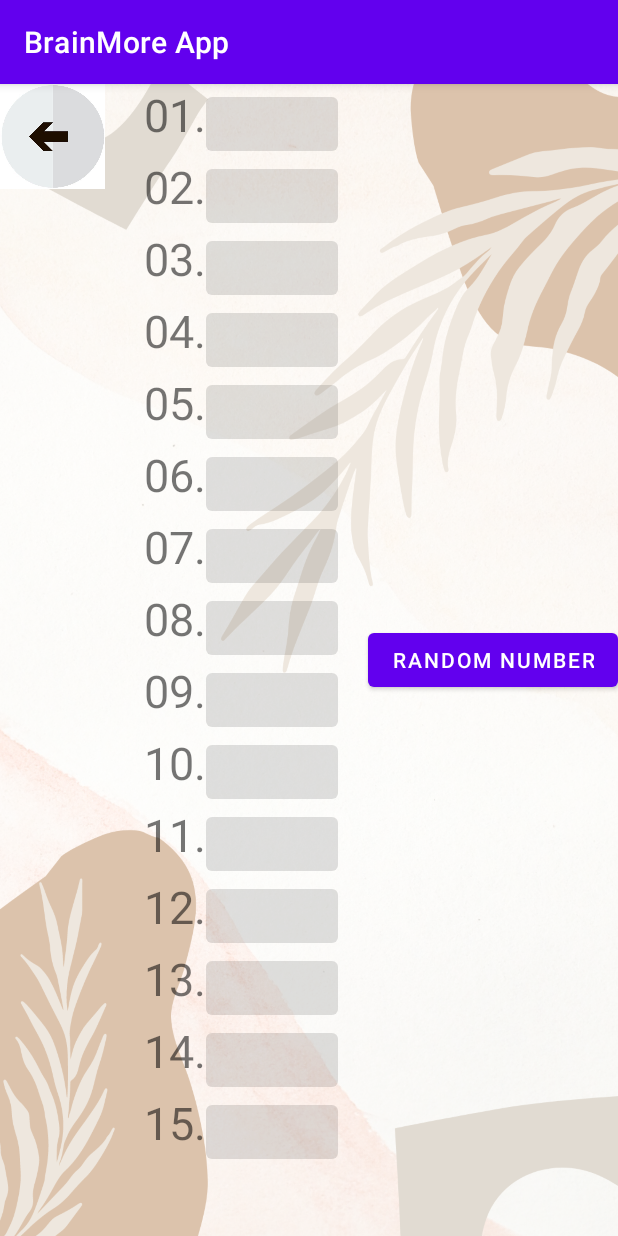
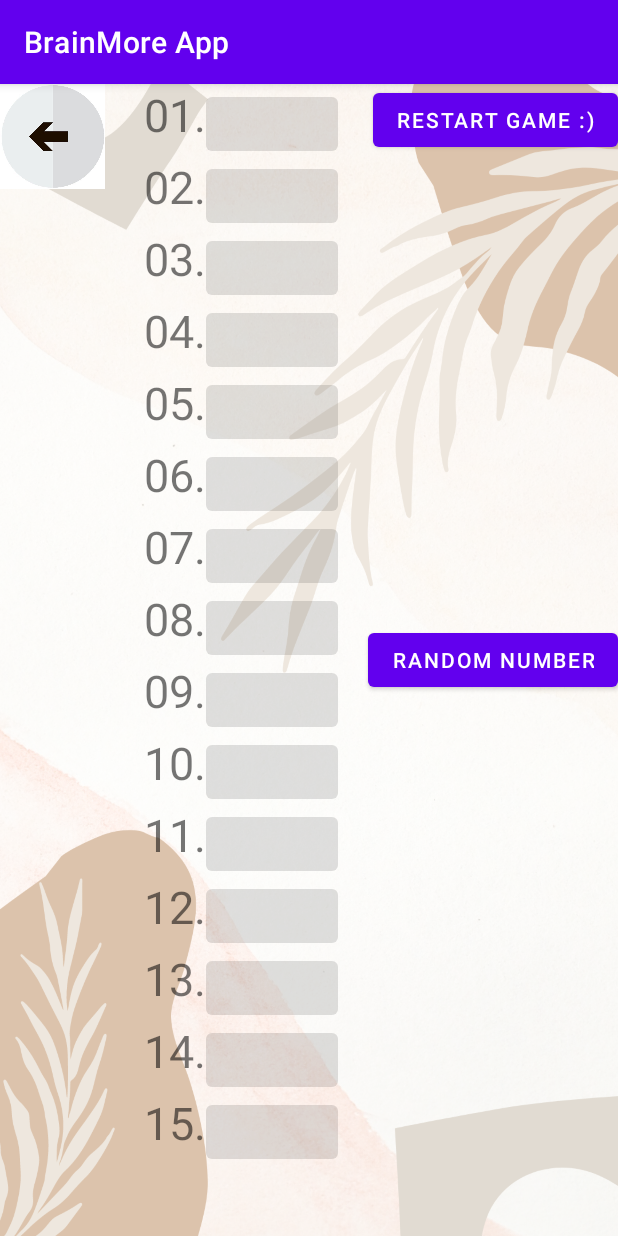
Before and after one commit to livcia/BrainMore_App, an Android app: the Numbers_game screen opened directly, with no data from a screen before it, on a phone screen of 412 x 824 dp. Run offline under Robolectric (Android 15) with nearby library versions, the phone set to English and light mode, and no system bars.

Commit message:
end game Numbergame

```diff
--- a/app/src/main/java/com/example/brainmoreapp/Numbers_game.java
+++ b/app/src/main/java/com/example/brainmoreapp/Numbers_game.java
@@ -16,7 +16,7 @@ import java.util.Random;
 
 public class Numbers_game extends AppCompatActivity {
 Boolean lang;
-Button Brandom, b1, b2, b3, b4, b5, b6, b7, b8, b9, b10, b11, b12, b13, b14, b15;
+Button Brandom, reset, b1, b2, b3, b4, b5, b6, b7, b8, b9, b10, b11, b12, b13, b14, b15;
 TextView write_number;
 Integer randomnumber;
 Button btns[];
@@ -30,6 +30,7 @@ ArrayList<Integer> numbers;
         Brandom = findViewById(R.id.random);
         write_number = findViewById(R.id.write_number);
         numbers = new ArrayList<Integer>();
+        reset = findViewById(R.id.reset);
         b1 = findViewById(R.id.b1);
         b2 = findViewById(R.id.b2);
         b3 = findViewById(R.id.b3);
@@ -56,6 +57,17 @@ ArrayList<Integer> numbers;
                 write_number.setText(""+randomnumber);
                 Brandom.setEnabled(false);
                 blockOrUnlock_all_buttons(true);
+            }
+        });
+        reset.setOnClickListener(new View.OnClickListener() {
+            @Override
+            public void onClick(View view) {
+                for(Button btn: btns){
+                    btn.setText("");
+                    btn.setEnabled(false);
+                }
+                Brandom.setEnabled(true);
+                write_number.setText("");
             }
         });
         b1.setOnClickListener(new View.OnClickListener() {
@@ -154,12 +166,14 @@ ArrayList<Integer> numbers;
         startActivity(intent);
     }
     public void afterclick(Button whichbutotn){
-        Brandom.setEnabled(true);
-        whichbutotn.setTextSize(23);
-        whichbutotn.setText(""+randomnumber);
-        write_number.setText("");
-        blockOrUnlock_all_buttons(false);
-        Toastifsequence();
+        if(whichbutotn.getText() == "") {
+            Brandom.setEnabled(true);
+            whichbutotn.setTextSize(23);
+            whichbutotn.setText("" + randomnumber);
+            write_number.setText("");
+            blockOrUnlock_all_buttons(false);
+            Toastifsequence();
+        }
     }
     public void blockOrUnlock_all_buttons(Boolean BlockOrUnlock){
         for(int i = 0; i<btns.length ;i++){
--- a/app/src/main/res/layout/activity_numbers_game.xml
+++ b/app/src/main/res/layout/activity_numbers_game.xml
@@ -23,6 +23,12 @@
         android:layout_width="wrap_content"
         android:layout_height="wrap_content"
         android:text="random number"/>
+    <Button
+        android:id="@+id/reset"
+        android:layout_alignParentEnd="true"
+        android:layout_width="wrap_content"
+        android:layout_height="wrap_content"
+        android:text="RESTART GAME :)"/>
     <ImageView
         android:id="@+id/back_arrow"
         android:onClick="clickEvent"
```
